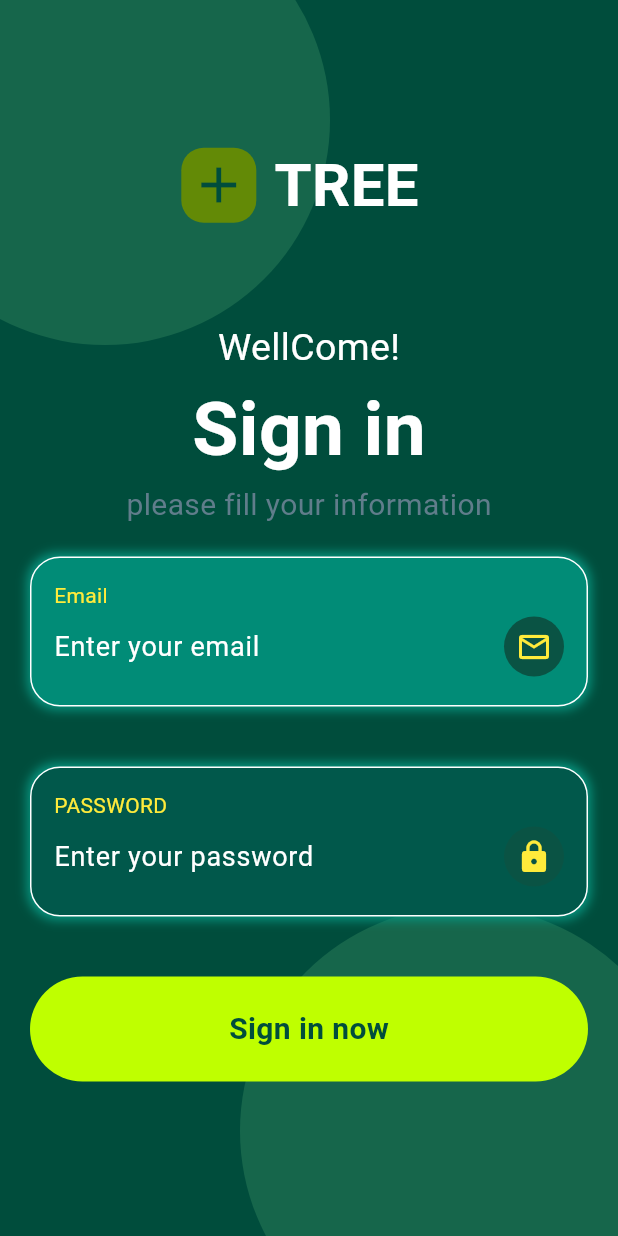
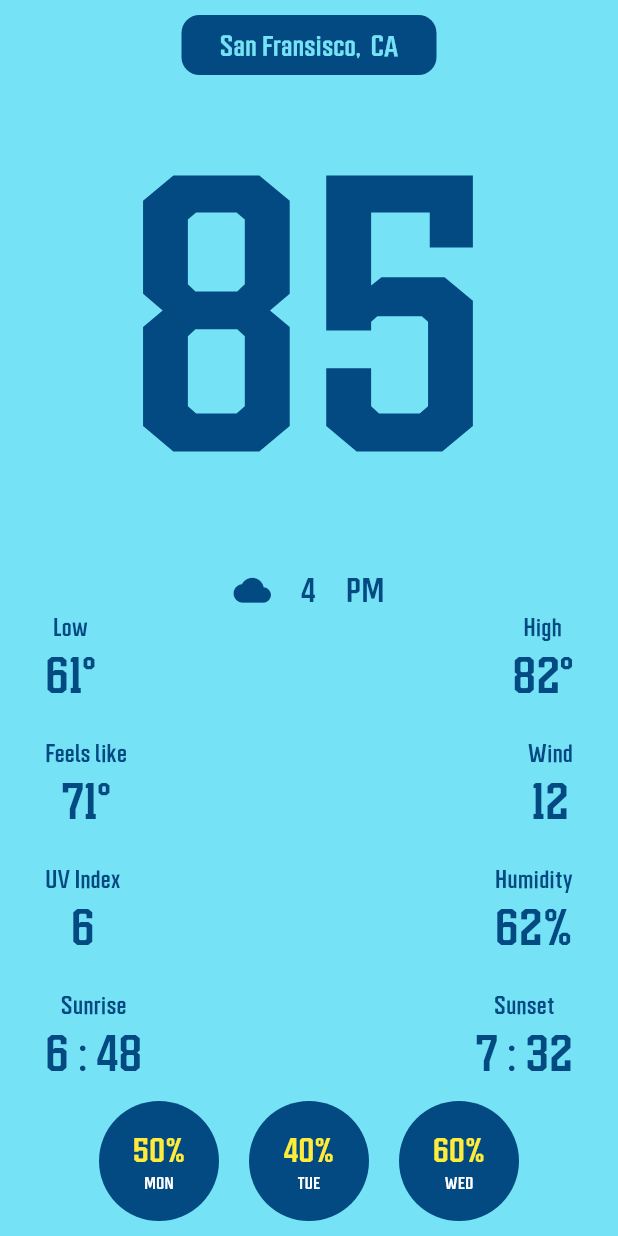
Before and after one commit to priyanshu4492/project_ui_final, a Flutter app: the screen it shows after launch, on a phone screen of 412 x 824 dp. Run offline on Flutter 3.47's test engine with Material 3 defaults, Android fonts, the phone set to English and light mode, and no system bars.

Commit message:
weather ui

```diff
--- a/lib/main.dart
+++ b/lib/main.dart
@@ -1,6 +1,8 @@
 import 'package:all_ui/kids_play_ui/kids_home.dart';
 import 'package:all_ui/modern_signup_page.dart/signup_home.dart';
 import 'package:all_ui/netflix_pages/home_screen.dart';
+import 'package:all_ui/weatherapp/theme.dart';
+import 'package:all_ui/weatherapp/weather_home.dart';
 import 'package:flutter/material.dart';
 
 void main() {
@@ -14,9 +16,10 @@ class MyApp extends StatelessWidget {
   Widget build(BuildContext context) {
     return MaterialApp(
       debugShowCheckedModeBanner: false,
-      home: SignupHome(
+      home: WeatherHome(
 
       ),
+      theme: lightMode,
     );
   }
 }
--- a/lib/modern_signup_page.dart/signup_home.dart
+++ b/lib/modern_signup_page.dart/signup_home.dart
@@ -68,7 +68,11 @@ class SignupHome extends StatelessWidget {
               //welcome
               Text(
                 "WellCome!",
-                style: TextStyle(color: Colors.white, fontSize: 25),
+                style: TextStyle(
+                  color: Colors.white,
+                  fontSize: 25,
+                  fontWeight: FontWeight.bold,
+                ),
               ),
 
               //sigin in
@@ -84,9 +88,12 @@ class SignupHome extends StatelessWidget {
               //info fill
               Text(
                 "please fill your information",
-                style: TextStyle(color: Colors.blueGrey, fontSize: 20),
+                style: TextStyle(
+                  color: const Color.fromARGB(255, 131, 156, 169),
+                  fontSize: 20,
+                ),
               ),
-
+              const SizedBox(height: 20),
               //sigin in section
               Padding(
                 padding: const EdgeInsets.all(20.0),
@@ -208,7 +215,7 @@ class SignupHome extends StatelessWidget {
                   ),
                 ),
               ),
-
+              const SizedBox(height: 30),
               //signup
               Padding(
                 padding: const EdgeInsets.all(20.0),
--- /dev/null
+++ b/lib/weatherapp/theme.dart
@@ -0,0 +1,9 @@
+import 'package:flutter/material.dart';
+
+ThemeData lightMode = ThemeData(
+  colorScheme: ColorScheme.light(
+    background: Color(0xFF76E2F5),
+    primary: Color(0xFF034982),
+    secondary: const Color.fromARGB(255, 111, 65, 236),
+  ),
+);
--- /dev/null
+++ b/lib/weatherapp/weather_home.dart
@@ -0,0 +1,383 @@
+import 'package:flutter/material.dart';
+
+class WeatherHome extends StatelessWidget {
+  const WeatherHome({super.key});
+
+  @override
+  Widget build(BuildContext context) {
+    return Scaffold(
+      backgroundColor: Theme.of(context).colorScheme.background,
+      body: Stack(
+        children: [
+          Center(
+            child: Column(
+              mainAxisAlignment: MainAxisAlignment.center,
+              children: [
+                Container(
+                  height: 40,
+                  width: 170,
+
+                  decoration: BoxDecoration(
+                    color: Theme.of(context).colorScheme.primary,
+                    borderRadius: BorderRadius.circular(12),
+                  ),
+                  child: Center(
+                    child: Text(
+                      "San Fransisco,  CA",
+                      style: TextStyle(
+                        fontFamily: "Redwing",
+                        color: Theme.of(context).colorScheme.background,
+                        fontSize: 17,
+                      ),
+                    ),
+                  ),
+                ),
+
+                Text(
+                  "85",
+                  style: TextStyle(
+                    fontFamily: "Redwing",
+                    fontSize: 230,
+
+                    color: Theme.of(context).colorScheme.primary,
+                  ),
+                ),
+
+                Row(
+                  mainAxisAlignment: MainAxisAlignment.center,
+                  children: [
+                    Icon(
+                      Icons.cloud,
+                      color: Theme.of(context).colorScheme.primary,
+                      size: 25,
+                    ),
+                    Padding(
+                      padding: const EdgeInsets.only(left: 20, right: 20),
+                      child: Text(
+                        "4",
+                        style: TextStyle(
+                          fontSize: 20,
+                          fontFamily: "Redwing",
+                          color: Theme.of(context).colorScheme.primary,
+                          fontWeight: FontWeight.w500,
+                        ),
+                      ),
+                    ),
+                    Text(
+                      "PM",
+                      style: TextStyle(
+                        fontSize: 20,
+                        fontFamily: "Redwing",
+                        color: Theme.of(context).colorScheme.primary,
+                        fontWeight: FontWeight.w500,
+                      ),
+                    ),
+                  ],
+                ),
+                Padding(
+                  padding: const EdgeInsets.only(left: 30, right: 30),
+                  child: Row(
+                    mainAxisAlignment: MainAxisAlignment.spaceBetween,
+                    children: [
+                      Column(
+                        children: [
+                          Text(
+                            "Low",
+                            style: TextStyle(
+                              color: Theme.of(context).colorScheme.primary,
+                              fontSize: 15,
+                              fontFamily: "Redwing",
+                            ),
+                          ),
+                          Text(
+                            "61°",
+                            style: TextStyle(
+                              color: Theme.of(context).colorScheme.primary,
+                              fontSize: 30,
+                              fontFamily: "Redwing",
+                            ),
+                          ),
+                        ],
+                      ),
+                      Column(
+                        children: [
+                          Text(
+                            "High",
+                            style: TextStyle(
+                              color: Theme.of(context).colorScheme.primary,
+                              fontSize: 15,
+                              fontFamily: "Redwing",
+                            ),
+                          ),
+                          Text(
+                            "82°",
+                            style: TextStyle(
+                              color: Theme.of(context).colorScheme.primary,
+                              fontSize: 30,
+                              fontFamily: "Redwing",
+                            ),
+                          ),
+                        ],
+                      ),
+                    ],
+                  ),
+                ),
+
+                const SizedBox(height: 20),
+                Padding(
+                  padding: const EdgeInsets.only(left: 30, right: 30),
+                  child: Row(
+                    mainAxisAlignment: MainAxisAlignment.spaceBetween,
+                    children: [
+                      Column(
+                        children: [
+                          Text(
+                            "Feels like",
+                            style: TextStyle(
+                              color: Theme.of(context).colorScheme.primary,
+                              fontSize: 15,
+                              fontFamily: "Redwing",
+                            ),
+                          ),
+                          Text(
+                            "71°",
+                            style: TextStyle(
+                              color: Theme.of(context).colorScheme.primary,
+                              fontSize: 30,
+                              fontFamily: "Redwing",
+                            ),
+                          ),
+                        ],
+                      ),
+                      Column(
+                        children: [
+                          Text(
+                            "Wind",
+                            style: TextStyle(
+                              color: Theme.of(context).colorScheme.primary,
+                              fontSize: 15,
+                              fontFamily: "Redwing",
+                            ),
+                          ),
+                          Text(
+                            "12",
+                            style: TextStyle(
+                              color: Theme.of(context).colorScheme.primary,
+                              fontSize: 30,
+                              fontFamily: "Redwing",
+                            ),
+                          ),
+                        ],
+                      ),
+                    ],
+                  ),
+                ),
+                const SizedBox(height: 20),
+                Padding(
+                  padding: const EdgeInsets.only(left: 30, right: 30),
+                  child: Row(
+                    mainAxisAlignment: MainAxisAlignment.spaceBetween,
+                    children: [
+                      Column(
+                        children: [
+                          Text(
+                            "UV Index",
+                            style: TextStyle(
+                              color: Theme.of(context).colorScheme.primary,
+                              fontSize: 15,
+                              fontFamily: "Redwing",
+                            ),
+                          ),
+                          Text(
+                            "6",
+                            style: TextStyle(
+                              color: Theme.of(context).colorScheme.primary,
+                              fontSize: 30,
+                              fontFamily: "Redwing",
+                            ),
+                          ),
+                        ],
+                      ),
+                      Column(
+                        children: [
+                          Text(
+                            "Humidity",
+                            style: TextStyle(
+                              color: Theme.of(context).colorScheme.primary,
+                              fontSize: 15,
+                              fontFamily: "Redwing",
+                            ),
+                          ),
+                          Text(
+                            "62%",
+                            style: TextStyle(
+                              color: Theme.of(context).colorScheme.primary,
+                              fontSize: 30,
+                              fontFamily: "Redwing",
+                            ),
+                          ),
+                        ],
+                      ),
+                    ],
+                  ),
+                ),
+                const SizedBox(height: 20),
+                Padding(
+                  padding: const EdgeInsets.only(left: 30, right: 30),
+                  child: Row(
+                    mainAxisAlignment: MainAxisAlignment.spaceBetween,
+                    children: [
+                      Column(
+                        children: [
+                          Text(
+                            "Sunrise",
+                            style: TextStyle(
+                              color: Theme.of(context).colorScheme.primary,
+                              fontSize: 15,
+                              fontFamily: "Redwing",
+                            ),
+                          ),
+                          Text(
+                            "6 : 48",
+                            style: TextStyle(
+                              color: Theme.of(context).colorScheme.primary,
+                              fontSize: 30,
+                              fontFamily: "Redwing",
+                            ),
+                          ),
+                        ],
+                      ),
+                      Column(
+                        children: [
+                          Text(
+                            "Sunset",
+                            style: TextStyle(
+                              color: Theme.of(context).colorScheme.primary,
+                              fontSize: 15,
+                              fontFamily: "Redwing",
+                            ),
+                          ),
+                          Text(
+                            "7 : 32",
+                            style: TextStyle(
+                              color: Theme.of(context).colorScheme.primary,
+                              fontSize: 30,
+                              fontFamily: "Redwing",
+                            ),
+                          ),
+                        ],
+                      ),
+                    ],
+                  ),
+                ),
+
+                const SizedBox(height: 10),
+                Row(
+                  mainAxisAlignment: MainAxisAlignment.center,
+                  children: [
+                    Container(
+                      height: 80,
+                      width: 80,
+                      decoration: BoxDecoration(
+                        shape: BoxShape.circle,
+                        color: Theme.of(context).colorScheme.primary,
+                      ),
+                      child: Center(
+                        child: Column(
+                          mainAxisAlignment: MainAxisAlignment.center,
+                          children: [
+                            Text(
+                              "50%",
+                              style: TextStyle(
+                                color: Colors.yellow,
+                                fontFamily: "Redwing",
+                                fontSize: 20,
+                              ),
+                            ),
+                            Text(
+                              "MON",
+                              style: TextStyle(
+                                color: Colors.white,
+                                fontFamily: "Redwing",
+                                fontSize: 10,
+                              ),
+                            ),
+                          ],
+                        ),
+                      ),
+                    ),
+                    Padding(
+                      padding: const EdgeInsets.only(left: 20, right: 20),
+                      child: Container(
+                        height: 80,
+                        width: 80,
+                        decoration: BoxDecoration(
+                          shape: BoxShape.circle,
+                          color: Theme.of(context).colorScheme.primary,
+                        ),
+                        child: Center(
+                          child: Column(
+                            mainAxisAlignment: MainAxisAlignment.center,
+                            children: [
+                              Text(
+                                "40%",
+                                style: TextStyle(
+                                  color: Colors.yellow,
+                                  fontFamily: "Redwing",
+                                  fontSize: 20,
+                                ),
+                              ),
+                              Text(
+                                "TUE",
+                                style: TextStyle(
+                                  color: Colors.white,
+                                  fontFamily: "Redwing",
+                                  fontSize: 10,
+                                ),
+                              ),
+                            ],
+                          ),
+                        ),
+                      ),
+                    ),
+                    Container(
+                      height: 80,
+                      width: 80,
+                      decoration: BoxDecoration(
+                        shape: BoxShape.circle,
+                        color: Theme.of(context).colorScheme.primary,
+                      ),
+                      child: Center(
+                        child: Column(
+                          mainAxisAlignment: MainAxisAlignment.center,
+                          children: [
+                            Text(
+                              "60%",
+                              style: TextStyle(
+                                color: Colors.yellow,
+                                fontFamily: "Redwing",
+                                fontSize: 20,
+                              ),
+                            ),
+                            Text(
+                              "WED",
+                              style: TextStyle(
+                                color: Colors.white,
+                                fontFamily: "Redwing",
+                                fontSize: 10,
+                              ),
+                            ),
+                          ],
+                        ),
+                      ),
+                    ),
+                  ],
+                ),
+              ],
+            ),
+          ),
+        ],
+      ),
+    );
+  }
+}
```
Also changed, not shown: pubspec.yaml (+7 -0 lines), assets/fonts/Redwing-Light.otf (added), assets/fonts/Redwing-Medium.otf (added).
